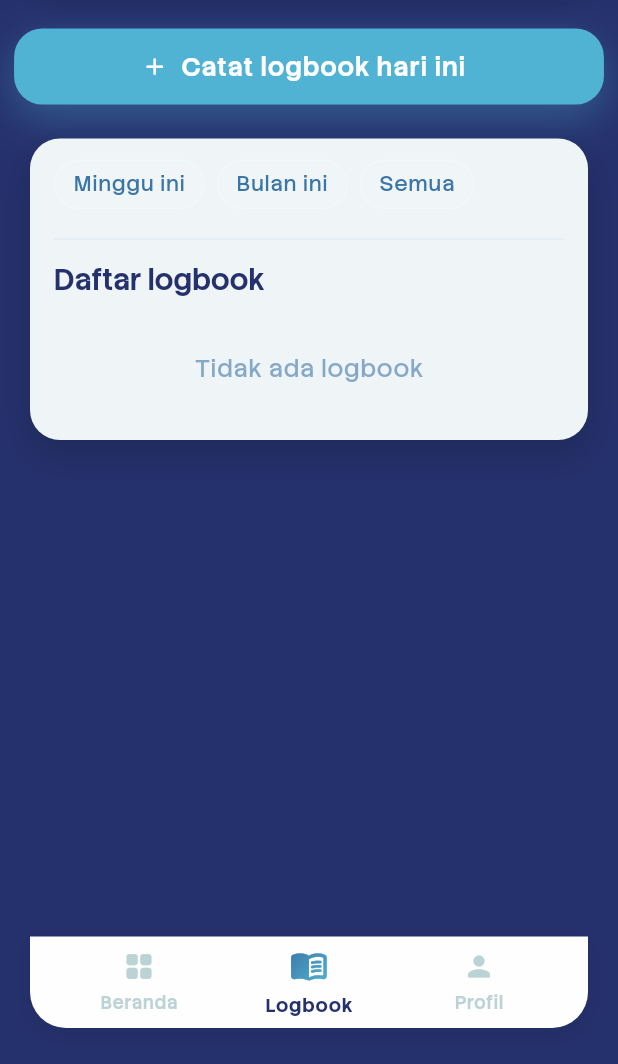
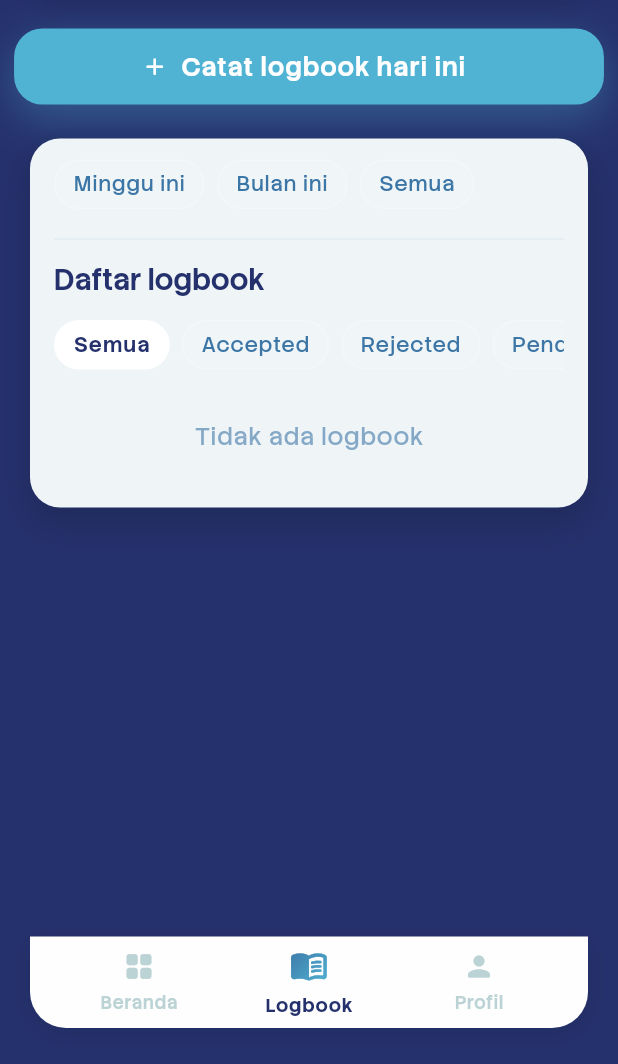
Before and after one commit to jadennatha/SistemBimbinganMagang, a Flutter app: the HomeScreen screen opened by its route, item 2 of the bottom bar chosen, on a phone screen of 412 x 824 dp, the part 172-1236 px from its top. Run offline on Flutter 3.47's test engine with Material 3 defaults, Android fonts, the phone set to English and light mode, and no system bars; our stand-ins replace cloud_firestore, firebase_auth, firebase_core; accounts and stored records are empty.

Commit message:
merubah fitur pada mentor untuk memonitor saja tidak perlu validasi

```diff
--- a/lib/features/home/presentation/logbook_content.dart
+++ b/lib/features/home/presentation/logbook_content.dart
@@ -23,6 +23,7 @@ class _LogbookContentState extends State<LogbookContent>
   late String _mentorId;
   bool _isUserInitialized = false;
   String _filterType = 'hari_ini'; // hari_ini, minggu_ini, semua
+  String _statusFilter = 'semua'; // semua, accepted, rejected, pending
 
   @override
   void initState() {
@@ -213,6 +214,33 @@ class _LogbookContentState extends State<LogbookContent>
     }
   }
 
+  // Filter berdasarkan status
+  List<LogbookModel> _filterByStatus(List<LogbookModel> logbooks) {
+    if (_statusFilter == 'semua') {
+      return logbooks;
+    }
+
+    return logbooks.where((logbook) {
+      final dosenStatus = logbook.statusDosen.toLowerCase();
+
+      switch (_statusFilter) {
+        case 'accepted':
+          // Accepted: keduanya approved
+          return dosenStatus == 'approved';
+        case 'rejected':
+          // Rejected: salah satu rejected
+          return dosenStatus == 'rejected';
+        case 'pending':
+          // Pending: tidak rejected dan tidak keduanya approved
+          final isRejected = dosenStatus == 'rejected';
+          final isAccepted = dosenStatus == 'approved';
+          return !isRejected && !isAccepted;
+        default:
+          return true;
+      }
+    }).toList();
+  }
+
   @override
   Widget build(BuildContext context) {
     final t = Theme.of(context).textTheme;
@@ -312,6 +340,16 @@ class _LogbookContentState extends State<LogbookContent>
                     ),
                   ),
                   const SizedBox(height: 12),
+                  // Status Filter
+                  _StatusFilterChipsRow(
+                    selectedFilter: _statusFilter,
+                    onFilterChanged: (filter) {
+                      setState(() {
+                        _statusFilter = filter;
+                      });
+                    },
+                  ),
+                  const SizedBox(height: 12),
                   StreamBuilder<List<LogbookModel>>(
                     stream: _getFilteredLogbooks(),
                     builder: (context, snapshot) {
@@ -323,7 +361,9 @@ class _LogbookContentState extends State<LogbookContent>
                         return Center(child: Text('Error: ${snapshot.error}'));
                       }
 
-                      final logbooks = snapshot.data ?? [];
+                      // Apply status filter
+                      final allLogbooks = snapshot.data ?? [];
+                      final logbooks = _filterByStatus(allLogbooks);
 
                       if (logbooks.isEmpty) {
                         return Center(
@@ -469,6 +509,50 @@ class _FilterChipsRow extends StatelessWidget {
   }
 }
 
+class _StatusFilterChipsRow extends StatelessWidget {
+  final String selectedFilter;
+  final Function(String) onFilterChanged;
+
+  const _StatusFilterChipsRow({
+    required this.selectedFilter,
+    required this.onFilterChanged,
+  });
+
+  @override
+  Widget build(BuildContext context) {
+    return SingleChildScrollView(
+      scrollDirection: Axis.horizontal,
+      child: Row(
+        children: [
+          _FilterChip(
+            label: 'Semua',
+            selected: selectedFilter == 'semua',
+            onTap: () => onFilterChanged('semua'),
+          ),
+          const SizedBox(width: 8),
+          _FilterChip(
+            label: 'Accepted',
+            selected: selectedFilter == 'accepted',
+            onTap: () => onFilterChanged('accepted'),
+          ),
+          const SizedBox(width: 8),
+          _FilterChip(
+            label: 'Rejected',
+            selected: selectedFilter == 'rejected',
+            onTap: () => onFilterChanged('rejected'),
+          ),
+          const SizedBox(width: 8),
+          _FilterChip(
+            label: 'Pending',
+            selected: selectedFilter == 'pending',
+            onTap: () => onFilterChanged('pending'),
+          ),
+        ],
+      ),
+    );
+  }
+}
+
 class _FilterChip extends StatelessWidget {
   const _FilterChip({
     required this.label,
@@ -516,7 +600,6 @@ class _LogItemClickable extends StatelessWidget {
   // Helper method untuk menentukan warna berdasarkan status
   Color _getIconColor() {
     final dosenStatus = logbook.statusDosen.toLowerCase();
-    final mentorStatus = logbook.statusMentor.toLowerCase();
 
     // Jika salah satu rejected, tampilkan merah
     if (dosenStatus == 'rejected') {
@@ -667,14 +750,6 @@ class _LogbookDetailDialog extends StatelessWidget {
                           label: 'Dosen',
                           status: logbook.statusDosen,
                           color: _getStatusColor(logbook.statusDosen),
-                        ),
-                      ),
-                      const SizedBox(width: 8),
-                      Expanded(
-                        child: _StatusBadge(
-                          label: 'Mentor',
-                          status: logbook.statusMentor,
-                          color: _getStatusColor(logbook.statusMentor),
                         ),
                       ),
                     ],
@@ -1050,9 +1125,8 @@ class _LogbookEntryDialogState extends State<_LogbookEntryDialog> {
           return false;
         }
 
-        // Cek status dosen dan mentor
+        // Cek status dosen
         final dosenStatus = logbook.statusDosen.toLowerCase();
-        final mentorStatus = logbook.statusMentor.toLowerCase();
 
         // Logbook conflict jika salah satu status adalah approved atau pending
         return (dosenStatus == 'approved' || dosenStatus == 'pending');
@@ -1080,7 +1154,6 @@ class _LogbookEntryDialogState extends State<_LogbookEntryDialog> {
         activity: _aktivitasController.text,
         judulKegiatan: _judulController.text,
         statusDosen: 'pending',
-        statusMentor: 'pending',
         dosenId: widget.dosenId,
         mentorId: widget.mentorId,
         createdAt: now,
--- a/lib/features/logbook/data/logbook_model.dart
+++ b/lib/features/logbook/data/logbook_model.dart
@@ -7,7 +7,6 @@ class LogbookModel {
   final String activity;
   final String komentar;
   final String statusDosen;
-  final String statusMentor;
   final String dosenId;
   final String mentorId;
   final String judulKegiatan;
@@ -21,7 +20,6 @@ class LogbookModel {
     required this.judulKegiatan,
     this.komentar = '',
     this.statusDosen = 'pending',
-    this.statusMentor = 'pending',
     required this.dosenId,
     required this.mentorId,
     required this.createdAt,
@@ -37,7 +35,6 @@ class LogbookModel {
       judulKegiatan: data['judulKegiatan'] ?? '',
       komentar: data['komentar'] ?? '',
       statusDosen: data['statusDosen'] ?? 'pending',
-      statusMentor: data['statusMentor'] ?? 'pending',
       dosenId: data['dosenId'] ?? '',
       mentorId: data['mentorId'] ?? '',
       createdAt: (data['createdAt'] as Timestamp?)?.toDate() ?? DateTime.now(),
@@ -52,7 +49,6 @@ class LogbookModel {
       'judulKegiatan': judulKegiatan,
       'komentar': komentar,
       'statusDosen': statusDosen,
-      'statusMentor': statusMentor,
       'dosenId': dosenId,
       'mentorId': mentorId,
       'createdAt': Timestamp.fromDate(createdAt),
@@ -67,7 +63,6 @@ class LogbookModel {
     String? judulKegiatan,
     String? komentar,
     String? statusDosen,
-    String? statusMentor,
     String? dosenId,
     String? mentorId,
   }) {
@@ -79,7 +74,6 @@ class LogbookModel {
       judulKegiatan: judulKegiatan ?? this.judulKegiatan,
       komentar: komentar ?? this.komentar,
       statusDosen: statusDosen ?? this.statusDosen,
-      statusMentor: statusMentor ?? this.statusMentor,
       dosenId: dosenId ?? this.dosenId,
       mentorId: mentorId ?? this.mentorId,
       createdAt: createdAt,
--- a/lib/features/logbook/presentation/logbook_content.dart
+++ b/lib/features/logbook/presentation/logbook_content.dart
@@ -282,10 +282,7 @@ class _LogbookContentState extends State<LogbookContent> {
             const SizedBox(height: 12),
             Row(
               mainAxisAlignment: MainAxisAlignment.spaceBetween,
-              children: [
-                _buildStatusChip('Dosen', logbook.statusDosen),
-                _buildStatusChip('Mentor', logbook.statusMentor),
-              ],
+              children: [_buildStatusChip('Dosen', logbook.statusDosen)],
             ),
           ],
         ),
--- a/lib/features/logbook/presentation/logbook_form_dialog.dart
+++ b/lib/features/logbook/presentation/logbook_form_dialog.dart
@@ -148,7 +148,6 @@ class _LogbookFormDialogState extends State<LogbookFormDialog> {
               judulKegiatan: _judulController.text,
               komentar: widget.initialLogbook?.komentar ?? 'pending',
               statusDosen: widget.initialLogbook?.statusDosen ?? 'pending',
-              statusMentor: widget.initialLogbook?.statusMentor ?? 'pending',
               dosenId: widget.dosenId,
               mentorId: widget.mentorId,
               createdAt: widget.initialLogbook?.createdAt ?? DateTime.now(),
```
Also changed, not shown: lib/features/dosen/data/logbook_validation_service.dart (+5 -9 lines), lib/features/dosen/presentation/logbook_validation_detail_screen.dart (+34 -12 lines), lib/features/home/presentation/dashboard_content.dart (+1 -9 lines), lib/features/logbook/data/logbook_service.dart (+3 -6 lines).
